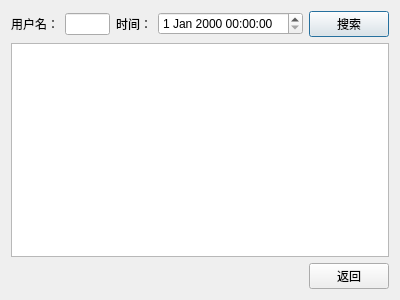
First picture: the form in ChatServer/historydialog.ui, repository mandif/test_github, before the edit.
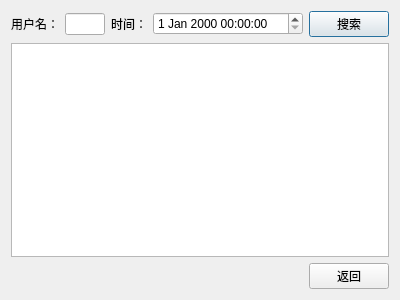
Second picture: the form after the edit.

Commit message: finish improve history dialog ui

```diff
--- a/ChatServer/historydialog.ui
+++ b/ChatServer/historydialog.ui
@@ -13,8 +13,6 @@
   <property name="windowTitle">
    <string>历史记录</string>
   </property>
-  <layout class="QVBoxLayout" name="verticalLayout_2">
-   <item>
     <layout class="QVBoxLayout" name="verticalLayout">
      <item>
       <layout class="QHBoxLayout" name="horizontalLayout_3">
@@ -29,6 +27,12 @@
          </item>
          <item>
           <widget class="QLineEdit" name="lineEdit">
+         <property name="maximumSize">
+          <size>
+           <width>16777215</width>
+           <height>16777215</height>
+          </size>
+         </property>
            <property name="text">
             <string/>
            </property>
@@ -46,7 +50,14 @@
           </widget>
          </item>
          <item>
-          <widget class="QDateTimeEdit" name="dateTimeEdit"/>
+        <widget class="QDateTimeEdit" name="dateTimeEdit">
+         <property name="minimumSize">
+          <size>
+           <width>150</width>
+           <height>0</height>
+          </size>
+         </property>
+        </widget>
          </item>
         </layout>
        </item>
@@ -61,8 +72,6 @@
      </item>
      <item>
       <widget class="QListWidget" name="listWidget"/>
-     </item>
-    </layout>
    </item>
    <item>
     <layout class="QHBoxLayout" name="horizontalLayout_4">
```
Lines whose indentation alone changed are shown as unchanged.
